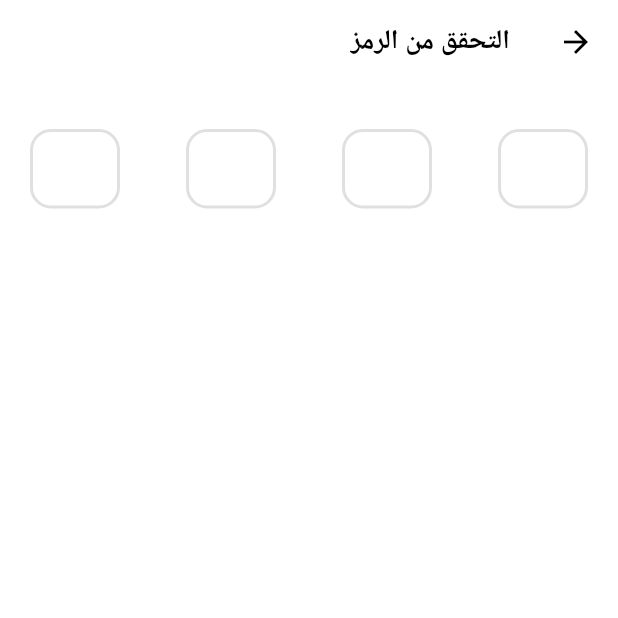
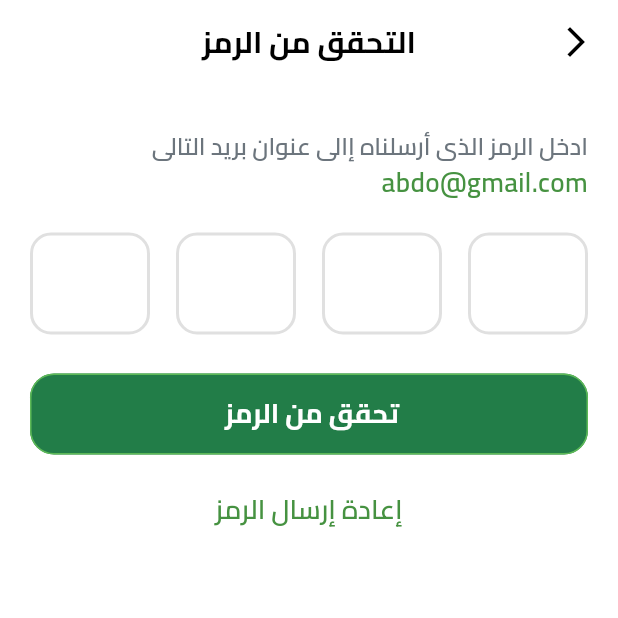
Before and after one commit to AbdulrhmanM0hamed/Fruits-App, a Flutter app: the ForgotPasswordView screen opened by its route, after a tap on "نسيت كلمة المرور", on a phone screen of 412 x 824 dp, the top half of it. Run offline on Flutter 3.47's test engine with Material 3 defaults, Android fonts, the phone set to English and light mode, and no system bars; our stand-ins replace flutter_svg, shared_preferences; accounts and stored records are empty.

Commit message:
finish fprgetpass screen and verfiy screen

```diff
--- a/lib/features/login/presentation/view/forget_password.dart
+++ b/lib/features/login/presentation/view/forget_password.dart
@@ -1,10 +1,7 @@
 import 'package:e_commerce/core/utils/common/custom_app_bar.dart';
-import 'package:e_commerce/features/login/presentation/view/verification_code_view.dart';
+import 'package:e_commerce/features/login/presentation/view/widgets/forget_password_view_body.dart';
 import 'package:flutter/material.dart';
-import 'package:e_commerce/generated/l10n.dart';
-import 'package:e_commerce/core/utils/common/custom_text_form_field.dart';
-import 'package:e_commerce/core/utils/common/elvated_button.dart';
-import 'package:e_commerce/core/utils/constants/values_manger.dart';
+
 
 class ForgotPasswordView extends StatelessWidget {
   const ForgotPasswordView({super.key});
@@ -14,26 +11,7 @@ class ForgotPasswordView extends StatelessWidget {
   Widget build(BuildContext context) {
     return Scaffold(
       appBar: customAppBar(context , "نسيان كلمة المرور"),
-      body: Padding(
-        padding: const EdgeInsets.symmetric(vertical: 30, horizontal: 20),
-        child: Column(
-          crossAxisAlignment: CrossAxisAlignment.stretch,
-          children: [
-            CustomTextFormField(
-              hintText: "ادخل رقم الهاتف ", // يجب أن تتأكد من أن هذه الترجمة موجودة في ملف الترجمة.
-              icon: const Icon(Icons.phone),
-            ),
-            const SizedBox(height: AppSize.s20),
-            CustomElevatedButton(
-              onPressed: () {
-                // منطق التنقل إلى صفحة كود التحقق
-                Navigator.pushNamed(context, VerificationCodeView.routeName);
-              },
-              buttonText: "نسيت كلمة المرور "
-            ),
-          ],
-        ),
-      ),
+      body: const ForgetPasswordViewBody(),
     );
   }
 }
--- a/lib/features/login/presentation/view/verification_code_view.dart
+++ b/lib/features/login/presentation/view/verification_code_view.dart
@@ -1,6 +1,9 @@
+import 'package:e_commerce/core/utils/common/custom_app_bar.dart';
+import 'package:e_commerce/core/utils/common/elvated_button.dart';
+import 'package:e_commerce/core/utils/constants/colors.dart';
+import 'package:e_commerce/core/utils/constants/font_manger.dart';
+import 'package:e_commerce/core/utils/constants/styles_manger.dart';
 import 'package:flutter/material.dart';
-import 'package:e_commerce/generated/l10n.dart';
-import 'package:e_commerce/core/utils/constants/values_manger.dart';
 
 class VerificationCodeView extends StatelessWidget {
   const VerificationCodeView({super.key});
@@ -9,27 +12,70 @@ class VerificationCodeView extends StatelessWidget {
   @override
   Widget build(BuildContext context) {
     return Scaffold(
-      appBar: AppBar(
-        title: Text('التحقق من الرمز'), // يجب أن تتأكد من أن هذه الترجمة موجودة في ملف الترجمة.
-      ),
+      appBar: customAppBar(context, "التحقق من الرمز") ,
       body: Padding(
         padding: const EdgeInsets.symmetric(vertical: 30, horizontal: 20),
-        child: Row(
+        child: Column(
+          children: [
+           Text.rich(
+                    TextSpan(
+                      text: "ادخل الرمز الذى أرسلناه إالى عنوان بريد التالى ",
+                      style: getSemiBoldStyle(
+                        fontFamily: FontConstant.cairo,
+                        fontSize: FontSize.size16, // Responsive font size
+                        color: TColors.textSecondary,
+                      ),
+                      children: [
+                        TextSpan(
+                          text: "abdo@gmail.com",
+                          style: getSemiBoldStyle(
+                            fontFamily: FontConstant.cairo,
+                            fontSize: FontSize.size18, // Responsive font size
+                            color: TColors.primary,
+                          ),
+                        ),
+                      ],
+                    ),
+                    textAlign: TextAlign.start, // Aligns text to start
+                    overflow: TextOverflow
+                        .clip, // Allows text to wrap to the next line
+                  ),
+           const   SizedBox(
+                    height: 20,
+                  ),
+            Row(
               mainAxisAlignment: MainAxisAlignment.spaceBetween,
               children: List.generate(4, (index) {
                 return SizedBox(
-              width: 60,
+                  width: 80,
                   child: TextField(
                     keyboardType: TextInputType.number,
                     textAlign: TextAlign.center,
                     maxLength: 1,
                     decoration: InputDecoration(
-                  counterText: "", // لإخفاء عداد الحروف
-                  border: OutlineInputBorder(),
+                      focusedBorder: OutlineInputBorder(
+                        borderRadius: BorderRadius.circular(4),
+                        borderSide:const BorderSide(color: Color.fromARGB(255, 231, 186, 102) , )
+
+                      ) ,
+                      counterText: "",
+                      border: OutlineInputBorder(
+
+                        borderRadius: BorderRadius.circular(4)
                       ),
+                    ),
+                    style: getBoldStyle(fontFamily: FontConstant.cairo , fontSize: FontSize.size24),
                   ),
                 );
               }),
+            ),
+        const    SizedBox(height: 26,) ,
+  CustomElevatedButton(onPressed: (){}, buttonText: "تحقق من الرمز "),
+ const SizedBox(
+    height: 24,
+  ),
+  Text("إعادة إرسال الرمز" , style: getSemiBoldStyle(fontFamily: FontConstant.cairo,  color: TColors.primary , fontSize: FontSize.size18))
+          ],
         ),
       ),
     );
--- /dev/null
+++ b/lib/features/login/presentation/view/widgets/forget_password_view_body.dart
@@ -0,0 +1,34 @@
+import 'package:e_commerce/core/utils/common/custom_text_form_field.dart';
+import 'package:e_commerce/core/utils/common/elvated_button.dart';
+import 'package:e_commerce/core/utils/constants/values_manger.dart';
+import 'package:e_commerce/features/login/presentation/view/verification_code_view.dart';
+import 'package:flutter/material.dart';
+
+class ForgetPasswordViewBody extends StatelessWidget {
+  const ForgetPasswordViewBody({
+    super.key,
+  });
+
+  @override
+  Widget build(BuildContext context) {
+    return Padding(
+      padding: const EdgeInsets.symmetric(vertical: 30, horizontal: 20),
+      child: Column(
+        crossAxisAlignment: CrossAxisAlignment.stretch,
+        children: [
+        const  CustomTextFormField(
+            hintText: "ادخل رقم الهاتف ",
+            icon:  Icon(Icons.phone),
+          ),
+          const SizedBox(height: AppSize.s20),
+          CustomElevatedButton(
+            onPressed: () {
+              Navigator.pushNamed(context, VerificationCodeView.routeName);
+            },
+            buttonText: "نسيت كلمة المرور "
+          ),
+        ],
+      ),
+    );
+  }
+}
```
Lines whose indentation alone changed are shown as unchanged.
